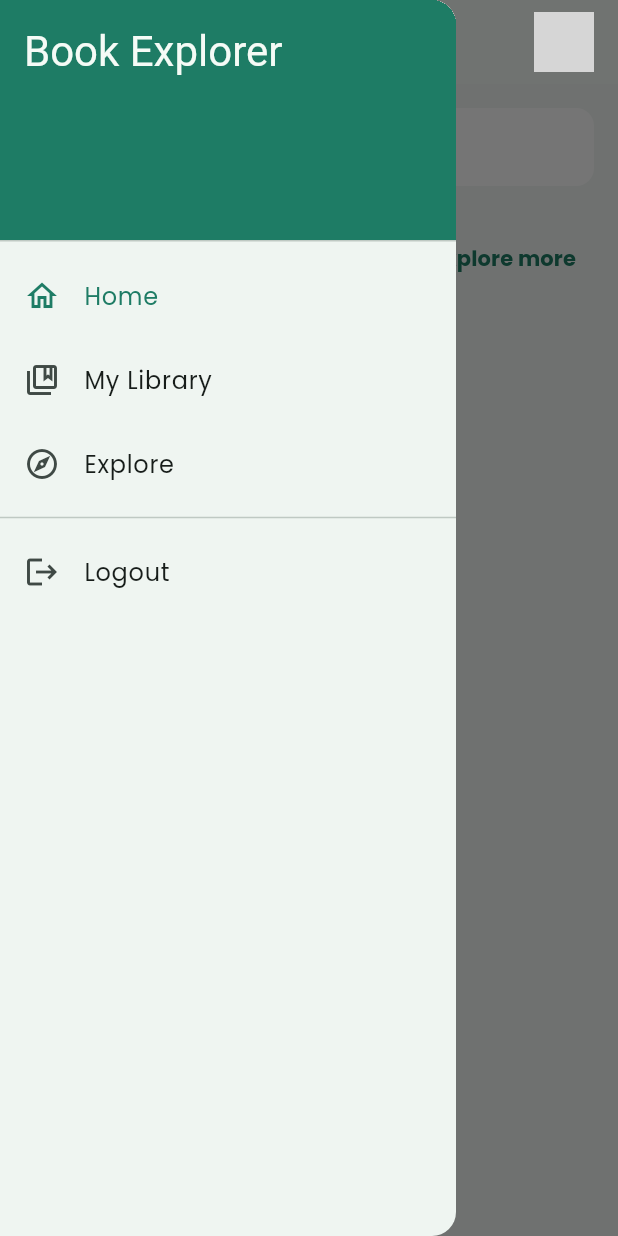
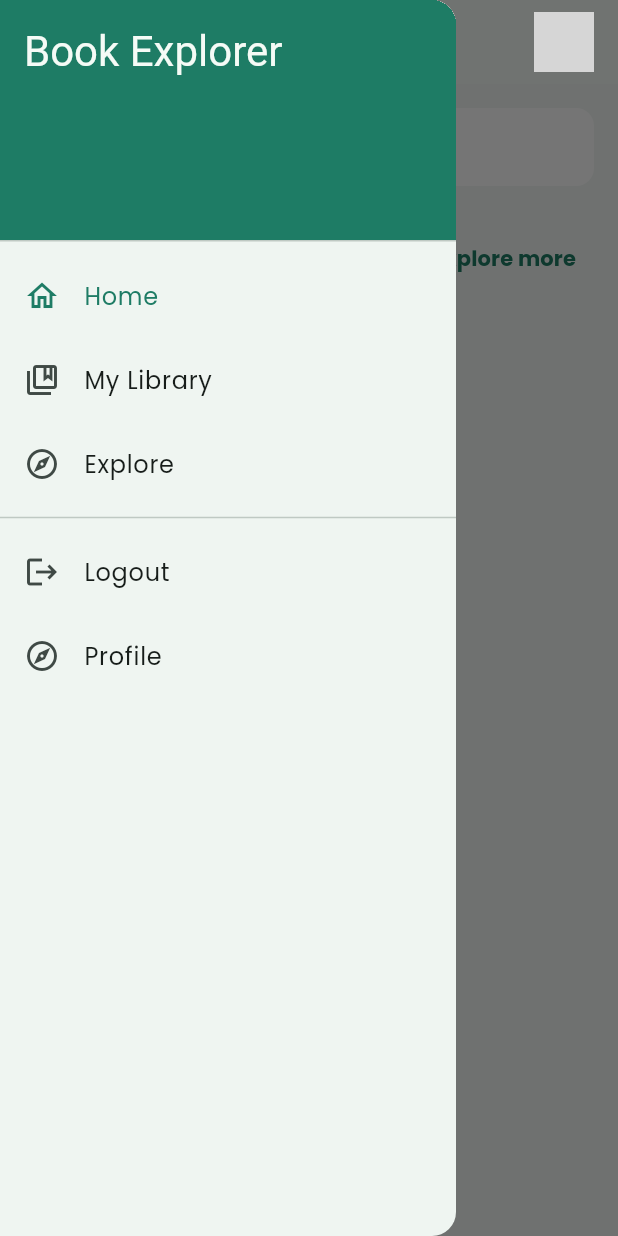
Before and after one commit to BrightFK/Book-Store, a Flutter app: the MainScreen screen opened by its route, with the side drawer open, on a phone screen of 412 x 824 dp. Run offline on Flutter 3.47's test engine with Material 3 defaults, Android fonts, the phone set to English and light mode, and no system bars; our stand-ins replace flutter_staggered_animations, google_fonts, hive, hive_flutter, image_picker, supabase_flutter; accounts and stored records are empty; generated files the repository leaves out were written again; network calls fail; grey boxes are pictures that could not be loaded.

Commit message:
3nd commit

```diff
--- a/lib/models/book_model.dart
+++ b/lib/models/book_model.dart
@@ -1,14 +1,34 @@
-class Book {
-  final String id; // NEW: The UUID from Supabase
+import 'package:hive/hive.dart';
+
+// Add this part directive
+part 'book_model.g.dart';
+
+@HiveType(typeId: 0) // Unique typeId for this class
+class Book extends HiveObject {
+  // Extend HiveObject for easier management
+  @HiveField(0) // Unique index for each field
+  final String id;
+
+  @HiveField(1)
   final String title;
+
+  @HiveField(2)
   final String author;
+
+  @HiveField(3)
   final String imageUrl;
+
+  @HiveField(4)
   final double rating;
+
+  @HiveField(5)
   final String description;
+
+  @HiveField(6)
   final double price;
 
   Book({
-    required this.id, // MODIFIED
+    required this.id,
     required this.title,
     required this.author,
     required this.imageUrl,
@@ -17,14 +37,11 @@ class Book {
     required this.price,
   });
 
-  // NEW: A factory constructor to easily create a Book from the JSON
-  // data we get from Supabase.
   factory Book.fromJson(Map<String, dynamic> json) {
     return Book(
       id: json['id'] as String,
       title: json['title'] as String,
       author: json['author'] as String,
-      // Provide default values in case some fields are null in the database
       imageUrl:
           json['image_url'] as String? ?? 'https://via.placeholder.com/150',
       rating: (json['rating'] as num?)?.toDouble() ?? 0.0,
--- a/lib/screens/main_screen.dart
+++ b/lib/screens/main_screen.dart
@@ -1,4 +1,5 @@
 import 'package:book_store/screens/my_library.dart';
+import 'package:book_store/screens/profile_screen.dart';
 import 'package:flutter/material.dart';
 
 import '../main.dart'; // To access the supabase client
@@ -32,6 +33,7 @@ class _MainScreenState extends State<MainScreen> {
       ), // Pass the function here
       const MyLibraryScreen(),
       const ExploreScreen(),
+      const ProfileScreen(),
     ];
   }
 
@@ -40,6 +42,7 @@ class _MainScreenState extends State<MainScreen> {
     'Home',
     'My Library',
     'Explore',
+    'Profile',
   ];
 
   void _onDrawerItemTapped(int index) {
@@ -120,6 +123,12 @@ class _MainScreenState extends State<MainScreen> {
               title: const Text('Logout'),
               onTap: _signOut,
             ),
+            ListTile(
+              leading: const Icon(Icons.explore_outlined),
+              title: const Text('Profile'),
+              selected: _selectedIndex == 3,
+              onTap: () => _onDrawerItemTapped(5),
+            ),
           ],
         ),
       ),
--- a/pubspec.yaml
+++ b/pubspec.yaml
@@ -37,6 +37,12 @@ dependencies:
   supabase_flutter: ^2.9.1
   google_fonts: ^6.3.0
   flutter_staggered_animations: ^1.1.1
+  hive: ^2.2.3
+  hive_flutter: ^1.1.0
+  path_provider: ^2.1.5
+  image_picker: ^1.2.0
+  hive_generator: ^2.0.1
+  build_runner: ^2.4.13
 
 dev_dependencies:
   flutter_test:
```
Also changed, not shown: lib/main.dart (+15 -8 lines), lib/screens/detailed_book_screen.dart (+53 -14 lines), lib/screens/profile_screen.dart (added, +93 -0 lines), pubspec.lock.
